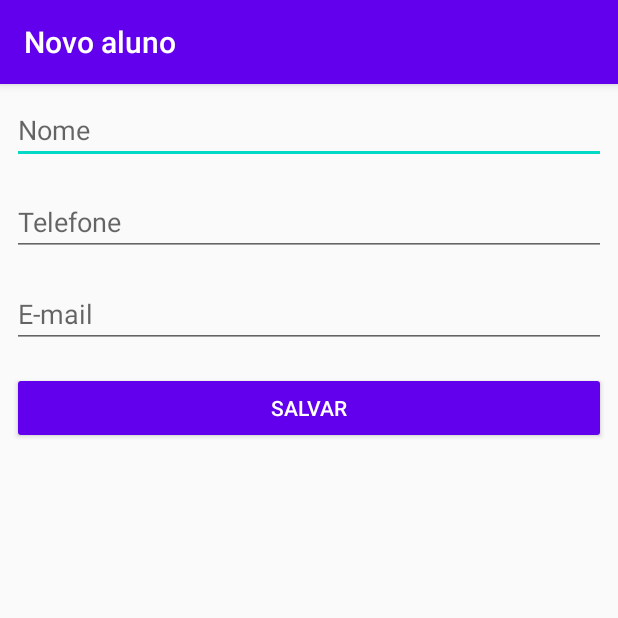
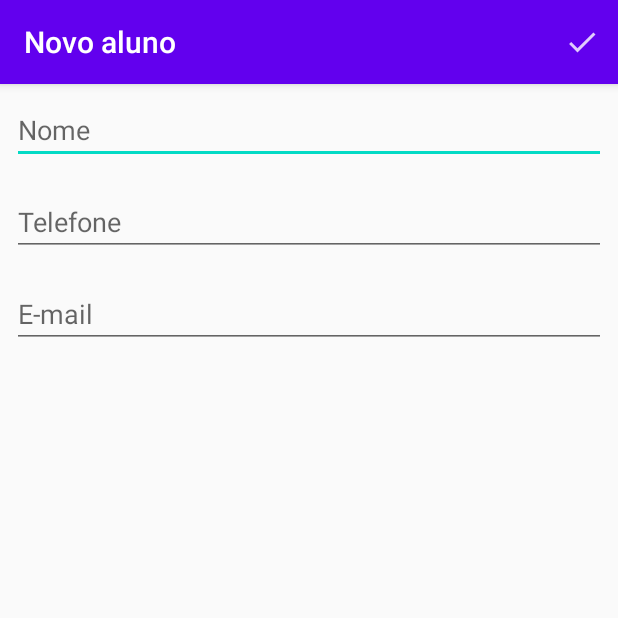
Before and after one commit to Lucasmaciiel/agenda-android, an Android app: the FormularioAlunoActivity screen opened directly, with no data from a screen before it, on a phone screen of 412 x 824 dp, the top half of it. Run offline under Robolectric (Android 15) with nearby library versions, the phone set to English and light mode, and no system bars.

Commit message:
adicionando menu de opções

```diff
--- a/app/src/main/java/br/com/lmg/ui/activity/FormularioAlunoActivity.java
+++ b/app/src/main/java/br/com/lmg/ui/activity/FormularioAlunoActivity.java
@@ -2,10 +2,13 @@ package br.com.lmg.ui.activity;
 
 import android.content.Intent;
 import android.os.Bundle;
+import android.view.Menu;
+import android.view.MenuItem;
 import android.view.View;
 import android.widget.Button;
 import android.widget.EditText;
 
+import androidx.annotation.NonNull;
 import androidx.appcompat.app.AppCompatActivity;
 import br.com.lmg.R;
 import br.com.lmg.dao.AlunoDAO;
@@ -30,8 +33,22 @@ public class FormularioAlunoActivity extends AppCompatActivity {
         setContentView(R.layout.activity_cadastro);
 
         inicializacaoDosCampos();
-        configuraBotaoSalvar();
         carregaAluno();
+    }
+
+    @Override
+    public boolean onCreateOptionsMenu(Menu menu) {
+        getMenuInflater().inflate(R.menu.activity_formulario_aluno_menu, menu);
+        return super.onCreateOptionsMenu(menu);
+    }
+
+    @Override
+    public boolean onOptionsItemSelected(@NonNull MenuItem item) {
+        int itemId = item.getItemId();
+        if (itemId == R.id.activity_formulario_aluno_menu) {
+            finalizaFormulario();
+        }
+        return super.onOptionsItemSelected(item);
     }
 
     private void carregaAluno() {
@@ -52,16 +69,6 @@ public class FormularioAlunoActivity extends AppCompatActivity {
         campoEmail.setText(aluno.getEmail());
     }
 
-
-    private void configuraBotaoSalvar() {
-        Button botaoSalvar = findViewById(R.id.activity_formulario_botao_salvar);
-        botaoSalvar.setOnClickListener(new View.OnClickListener() {
-            @Override
-            public void onClick(View view) {
-                finalizaFormulario();
-            }
-        });
-    }
 
     private void finalizaFormulario() {
         preencheAluno();
--- /dev/null
+++ b/app/src/main/res/drawable-anydpi/ic_action_salvar_aluno.xml
@@ -0,0 +1,11 @@
+<vector xmlns:android="http://schemas.android.com/apk/res/android"
+    android:width="24dp"
+    android:height="24dp"
+    android:viewportWidth="24"
+    android:viewportHeight="24"
+    android:tint="#FFFFFF"
+    android:alpha="0.8">
+    <path
+        android:fillColor="#FF000000"
+        android:pathData="M9,16.2L4.8,12l-1.4,1.4L9,19 21,7l-1.4,-1.4L9,16.2z"/>
+</vector>
--- a/app/src/main/res/layout/activity_cadastro.xml
+++ b/app/src/main/res/layout/activity_cadastro.xml
@@ -30,13 +30,5 @@
         android:hint="E-mail"
         android:inputType="textEmailAddress"
         android:layout_height="wrap_content"/>
-
-    <Button android:id="@+id/activity_formulario_botao_salvar"
-        android:layout_width="match_parent"
-        android:layout_height="wrap_content"
-        android:text="Salvar"
-        android:layout_margin="8dp"
-        android:backgroundTint="@color/colorPrimary"
-        android:textColor="@color/cardview_light_background"/>
 </LinearLayout>
 </ScrollView>
--- /dev/null
+++ b/app/src/main/res/menu/activity_formulario_aluno_menu.xml
@@ -0,0 +1,8 @@
+<?xml version="1.0" encoding="utf-8"?>
+<menu xmlns:android="http://schemas.android.com/apk/res/android"
+    xmlns:app="http://schemas.android.com/apk/res-auto">
+    <item android:id="@+id/activity_formulario_aluno_menu"
+        app:showAsAction="always"
+        android:title="Salvar"
+        android:icon="@drawable/ic_action_salvar_aluno" />
+</menu>
```
Also changed, not shown: app/src/main/res/drawable-hdpi/ic_action_salvar_aluno.png (added), app/src/main/res/drawable-mdpi/ic_action_salvar_aluno.png (added), app/src/main/res/drawable-xhdpi/ic_action_salvar_aluno.png (added), app/src/main/res/drawable-xxhdpi/ic_action_salvar_aluno.png (added).
